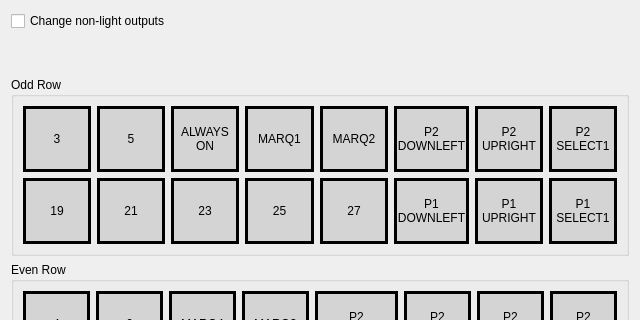
Old version of the form configure-tool/src/main/resources/base/ui/lights.ui in the repository sugoku/stepIO; both pictures show x 0 to 640 and y 0 to 320 of the 640 by 480 pixel window.
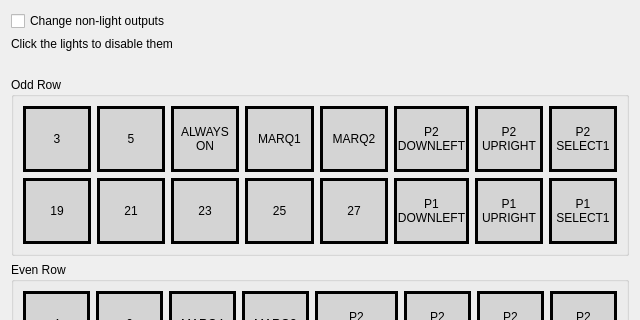
New version of the form.

Commit message: Implement UI for inputs + additional UI work

The edit to the form file:
```diff
--- a/configure-tool/src/main/resources/base/ui/lights.ui
+++ b/configure-tool/src/main/resources/base/ui/lights.ui
@@ -23,6 +23,13 @@
        </property>
       </widget>
      </item>
+     <item row="1" column="0" colspan="2">
+      <widget class="QLabel" name="label">
+       <property name="text">
+        <string>Click the lights to disable them</string>
+       </property>
+      </widget>
+     </item>
     </layout>
    </item>
    <item>
```
The commit also changes 6 other files.
